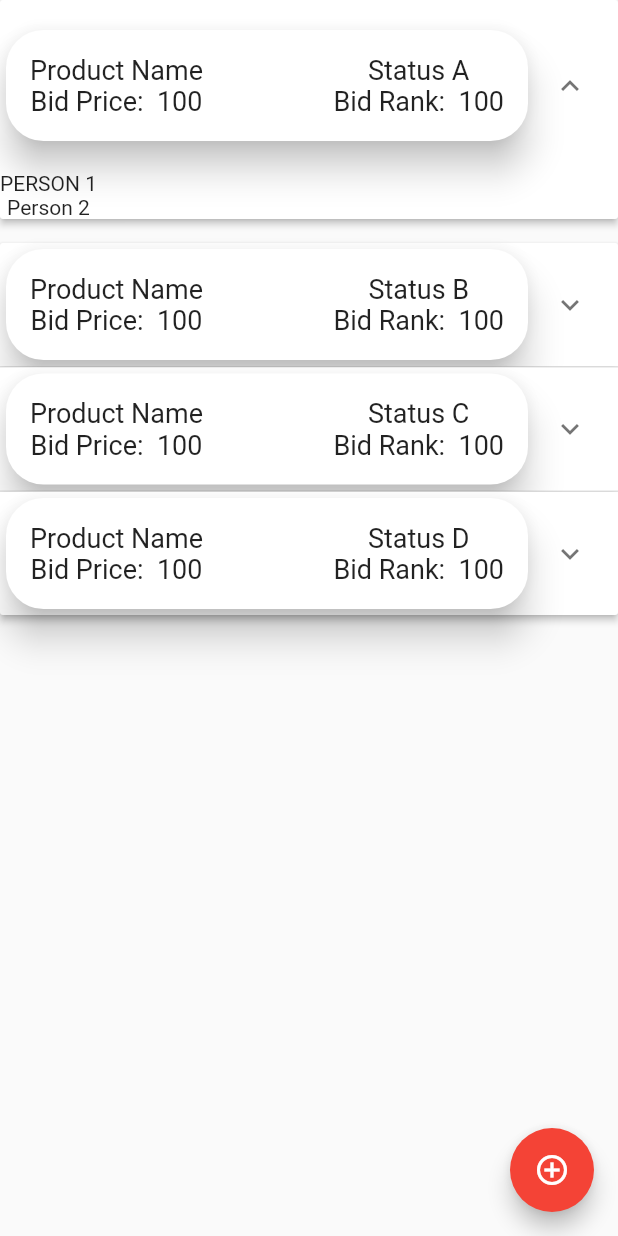
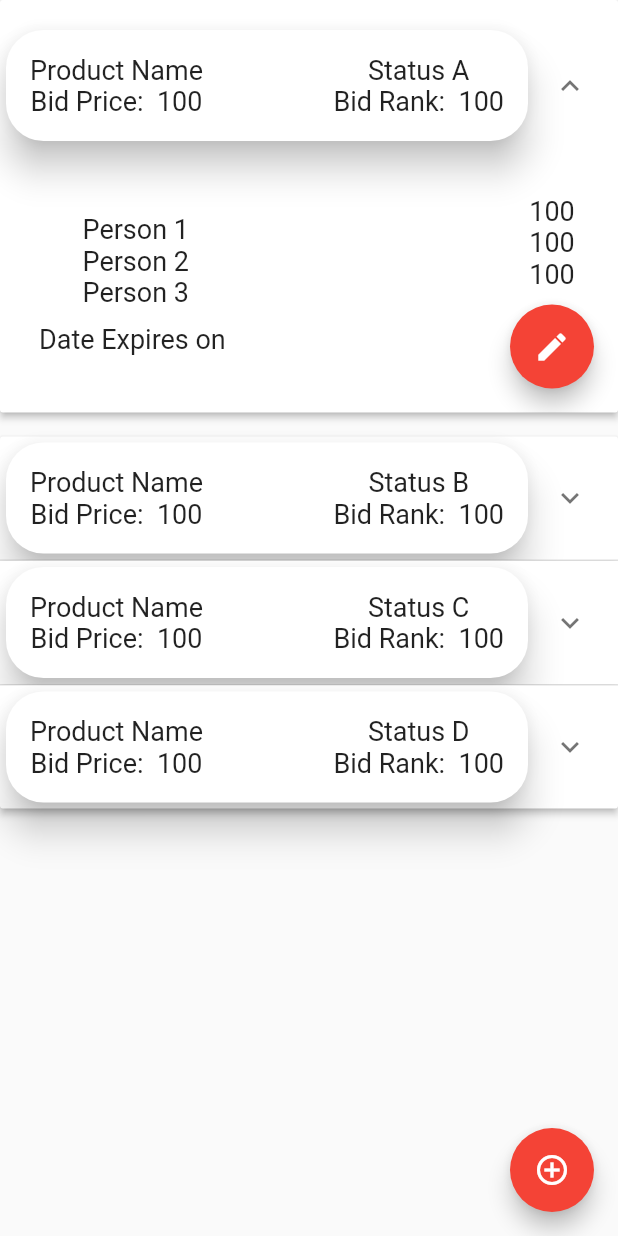
Before and after one commit to porsio/Prolx-Intern-Project, a Flutter app: the MyProducts screen opened directly, after a tap on the "expand more" icon, on a phone screen of 412 x 824 dp. Run offline on Flutter 3.47's test engine with Material 2 defaults, Android fonts, the phone set to English and light mode, and no system bars.

Commit message:
complete Expanded Product widget

```diff
--- a/lib/Widget/ProductExpanded.dart
+++ b/lib/Widget/ProductExpanded.dart
@@ -43,13 +43,57 @@ class BuildExpandedPanel extends StatelessWidget {
   @override
   Widget build(BuildContext context) {
     return Container(
-      child: Row(
-        children: [
-          Column(
-            children: [Text("PERSON 1"), Text("Person 2")],
-          )
-        ],
+      child: Padding(
+        padding: const EdgeInsets.all(16.0),
+        child: Row(
+          mainAxisAlignment: MainAxisAlignment.spaceBetween,
+          children: [
+            Column(
+              children: [
+                TextField(text: "Person 1"),
+                TextField(text: "Person 2"),
+                TextField(text: "Person 3"),
+                Padding(
+                  padding: const EdgeInsets.all(10),
+                  child: TextField(text: "Date Expires on "),
+                ),
+              ],
+            ),
+            Column(
+              children: [
+                TextField(text: "100"),
+                TextField(text: "100"),
+                TextField(text: "100"),
+                Padding(
+                  padding: const EdgeInsets.fromLTRB(0, 10, 0, 0),
+                  child: FloatingActionButton(
+                    onPressed: null,
+                    child: Icon(Icons.edit),
+                  ),
+                )
+              ],
+            )
+          ],
+        ),
       ),
     );
   }
 }
+
+class TextField extends StatelessWidget {
+  final String text;
+  const TextField({
+    Key key,
+    @required this.text,
+  }) : super(key: key);
+
+  @override
+  Widget build(BuildContext context) {
+    return Center(
+      child: Text(
+        text,
+        style: TextStyle(fontSize: 18),
+      ),
+    );
+  }
+}
```
